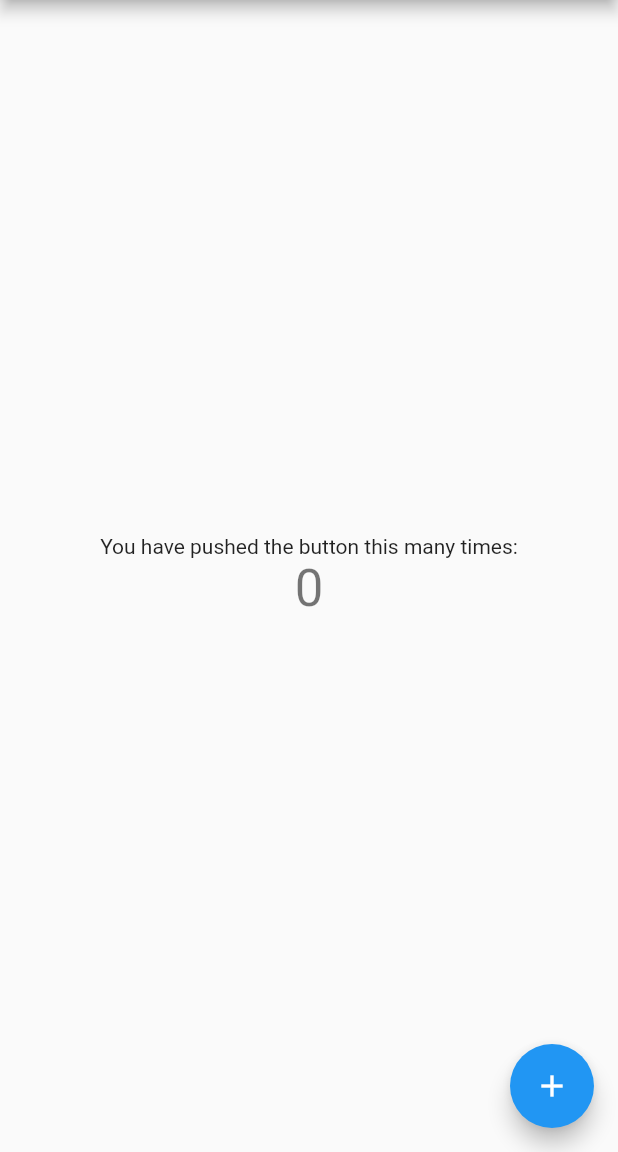
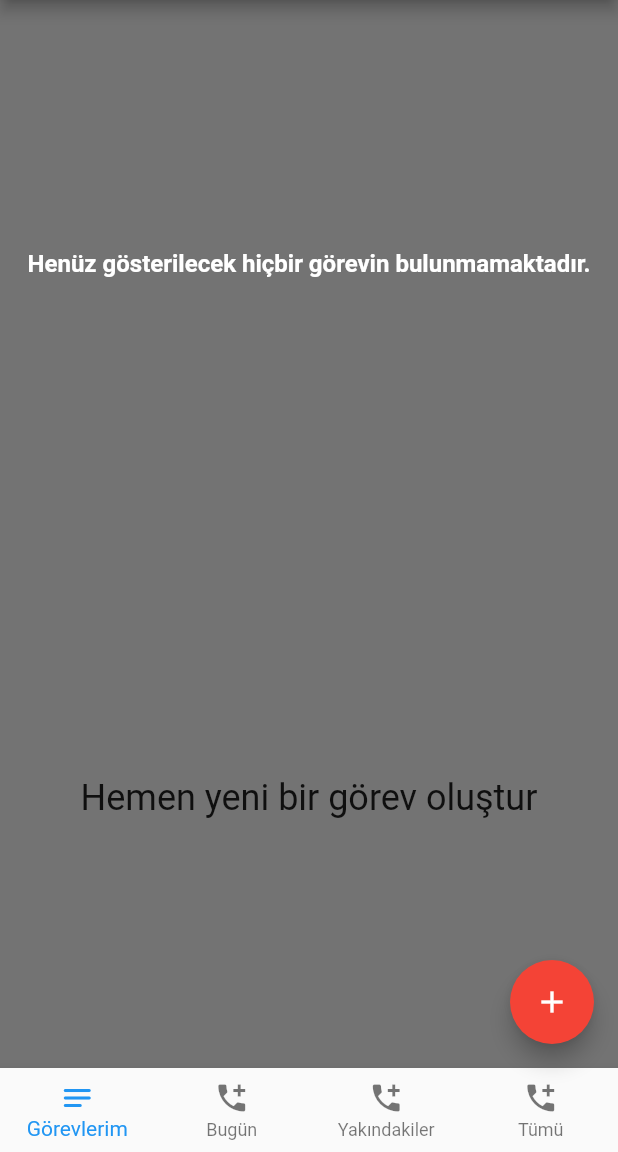
Before and after one commit to abdurrahimkurt/myNote, a Flutter app: the screen it shows after launch, on a phone screen of 412 x 824 dp, the part 84-1236 px from its top. Run offline on Flutter 3.47's test engine with Material 2 defaults, Android fonts, the phone set to English and light mode, and no system bars.

```diff
--- a/lib/main.dart
+++ b/lib/main.dart
@@ -1,5 +1,6 @@
 import 'package:flutter/material.dart';
 import 'package:mynote/provider/renkNotifier.dart';
+import 'package:mynote/screens/add_task.dart';
 import 'package:provider/provider.dart';
 
 void main() {
@@ -23,6 +24,9 @@ class MyApp extends StatelessWidget {
         primarySwatch: Colors.blue,
       ),
       home: MyHomePage(),
+      routes: {
+        "/add_task": (context) => AddTask(),
+      },
     );
   }
 }
@@ -35,39 +39,53 @@ class MyHomePage extends StatefulWidget {
 }
 
 class _MyHomePageState extends State<MyHomePage> {
-  int _counter = 0;
-
-  void _incrementCounter() {
-    setState(() {
-      _counter++;
-    });
-  }
-
   @override
   Widget build(BuildContext context) {
     return Scaffold(
-      appBar: AppBar(backgroundColor: Colors.black,
+      appBar: AppBar(
+        backgroundColor: Colors.black,
         title: Text("myNote"),
         centerTitle: true,
       ),
-      body: Center(
+      body: Container(
+        color: Colors.black54,
+        child: Center(
           child: Column(
-          mainAxisAlignment: MainAxisAlignment.center,
+            mainAxisAlignment: MainAxisAlignment.spaceAround,
+            crossAxisAlignment: CrossAxisAlignment.center,
             children: <Widget>[
               Text(
-              'You have pushed the button this many times:',
+                'Henüz gösterilecek hiçbir görevin bulunmamaktadır.',
+                style: TextStyle(
+                    color: Colors.white,
+                    fontSize: 16,
+                    fontWeight: FontWeight.bold),
               ),
               Text(
-              '$_counter',
-              style: Theme.of(context).textTheme.headline4,
+                "Hemen yeni bir görev oluştur",
+                style: Theme.of(context).textTheme.headline5,
               ),
             ],
           ),
         ),
+      ),
       floatingActionButton: FloatingActionButton(
-        onPressed: _incrementCounter,
-        tooltip: 'Increment',
+        backgroundColor: Colors.red,
+        onPressed: () {
+          Navigator.pushNamed(context, "/add_task");
+        },
         child: Icon(Icons.add),
+      ),
+      bottomNavigationBar: BottomNavigationBar(
+        type: BottomNavigationBarType.fixed,
+        items: [
+          BottomNavigationBarItem(
+              icon: Icon(Icons.notes_rounded), label: "Görevlerim"),
+          BottomNavigationBarItem(icon: Icon(Icons.add_call), label: "Bugün"),
+          BottomNavigationBarItem(
+              icon: Icon(Icons.add_call), label: "Yakındakiler"),
+          BottomNavigationBarItem(icon: Icon(Icons.add_call), label: "Tümü"),
+        ],
       ),
     );
   }
```
Also changed, not shown: lib/screens/add_task.dart (added, +20 -0 lines), assets/images/myNoteanaekran.png (added), assets/images/myNotelogo.png (added). Lines whose indentation alone changed are shown as unchanged.
